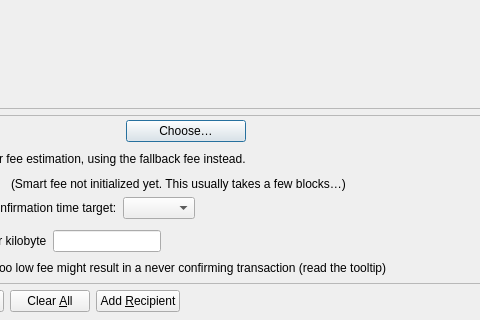
Qt form src/qt/forms/sendcoinsdialog.ui (SmartiesCoin/Smartiecoin) before a commit; both pictures show x 157 to 637 and y 206 to 526 of the 850 by 526 pixel window.
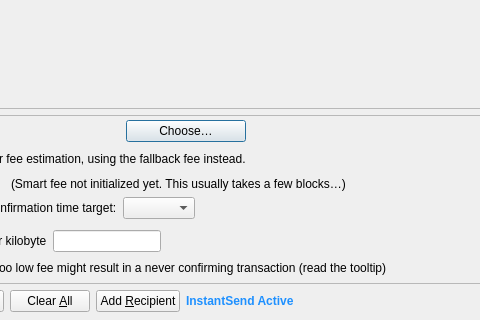
The same form after that commit. Custom widgets are drawn as their Qt base class.

Commit message:
v0.1.9: fix superblocks, activate InstantSend, faster TX relay, restore PrivateSend UI
- Fix SBEpochTime: use nPowTargetSpacing (60s) instead of hardcoded Dash value (157s)
- Fix InstantSend: use rotated LLMQ_10_75 quorum for DIP0024 IS (was non-rotated LLMQ_10_60)
- Reduce TX relay delays: GETDATA_TX_INTERVAL 60s->15s, UNCONDITIONAL_RELAY_DELAY 2min->30s, INBOUND_INVENTORY_BROADCAST_INTERVAL 5s->3s
- Restore CoinJoin/PrivateSend tab and Overview mixing section visibility
- Add InstantSend Active indicator in Send dialog

```diff
--- a/src/qt/forms/sendcoinsdialog.ui
+++ b/src/qt/forms/sendcoinsdialog.ui
@@ -1080,6 +1080,19 @@
        </property>
       </widget>
      </item>
+     <item>
+      <widget class="QLabel" name="labelInstantSend">
+       <property name="text">
+        <string>InstantSend Active</string>
+       </property>
+       <property name="styleSheet">
+        <string>color: #1E90FF; font-weight: bold;</string>
+       </property>
+       <property name="toolTip">
+        <string>Transactions are automatically locked by InstantSend within seconds</string>
+       </property>
+      </widget>
+     </item>
      <item>
       <spacer name="horizontalSpacer">
        <property name="orientation">
```
The commit also changes 6 other files.
